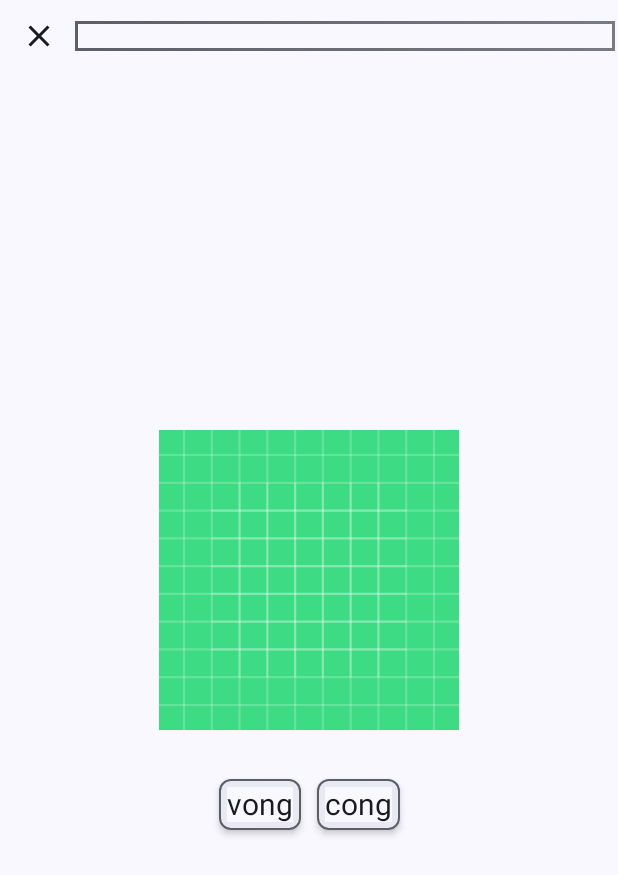
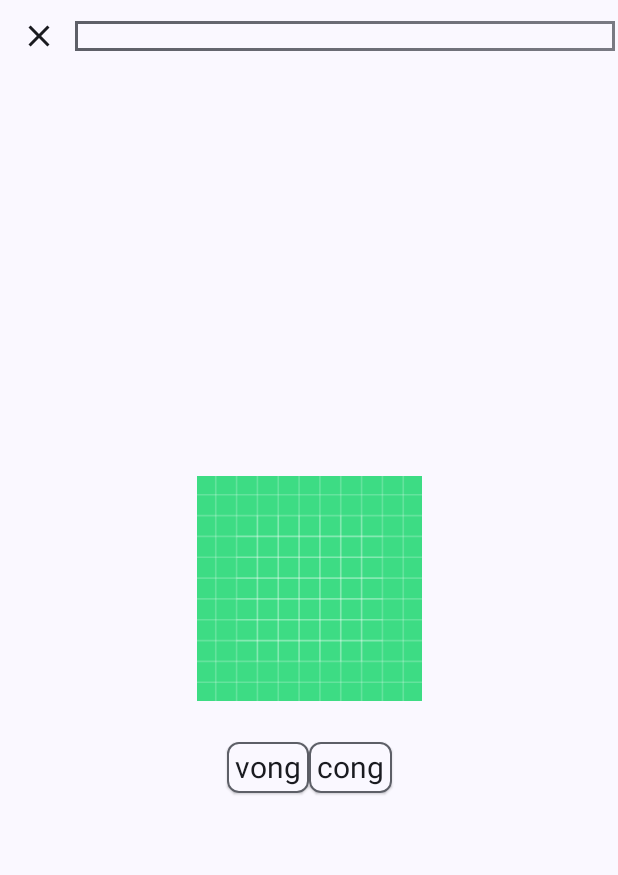
Before and after one commit to ihzonaid/IhLearn, an Android app built with Jetpack Compose: the screen it shows after launch (MainActivity), on a phone screen of 412 x 824 dp. Shown: the top 875 px of the screen. Run offline under Robolectric (Android 15) with nearby library versions, the phone set to English and light mode, and no system bars.

Commit message:
Update Word in TapWordStartWithLetter

```diff
--- a/app/src/main/java/com/example/learnapp/ui/components/MyProgressBar.kt
+++ b/app/src/main/java/com/example/learnapp/ui/components/MyProgressBar.kt
@@ -79,18 +79,3 @@ fun MyProgressBar(
         }
     }
 }
-
-@Preview(showBackground = true)
-@Composable
-fun GreetingPreview() {
-    LearnAppTheme {
-        Surface(
-            modifier = Modifier.fillMaxSize(),
-            color = MaterialTheme.colorScheme.background
-        ) {
-            Column {
-                MyProgressBar()
-            }
-        }
-    }
-}
--- a/app/src/main/java/com/example/learnapp/ui/components/TapWordStartWithLetter.kt
+++ b/app/src/main/java/com/example/learnapp/ui/components/TapWordStartWithLetter.kt
@@ -7,9 +7,11 @@ import androidx.compose.foundation.layout.Arrangement
 import androidx.compose.foundation.layout.Column
 import androidx.compose.foundation.layout.Row
 import androidx.compose.foundation.layout.fillMaxHeight
+import androidx.compose.foundation.layout.fillMaxSize
 import androidx.compose.foundation.layout.fillMaxWidth
 import androidx.compose.foundation.layout.height
 import androidx.compose.foundation.layout.padding
+import androidx.compose.foundation.layout.safeContentPadding
 import androidx.compose.foundation.layout.width
 import androidx.compose.foundation.shape.RoundedCornerShape
 import androidx.compose.material3.ExperimentalMaterial3Api
@@ -24,11 +26,13 @@ import androidx.compose.ui.Modifier
 import androidx.compose.ui.graphics.painter.Painter
 import androidx.compose.ui.res.painterResource
 import androidx.compose.ui.text.TextStyle
+import androidx.compose.ui.tooling.preview.Preview
 import androidx.compose.ui.unit.dp
 import androidx.compose.ui.unit.sp
 import androidx.lifecycle.viewmodel.compose.viewModel
 import com.example.learnapp.MainActivityViewModel
 import com.example.learnapp.R
+import com.example.learnapp.ui.theme.LearnAppTheme
 
 @OptIn(ExperimentalMaterial3Api::class)
 @Composable
@@ -58,10 +62,16 @@ fun TapWordStartWithLetter(
 
         Image(vector, contentDescription = "My Vector Image",
             Modifier
-                .width(200.dp)
-                .height(200.dp))
+                .width(150.dp)
+                .height(150.dp))
         Row(
-            Modifier.padding(20.dp)
+            Modifier
+                .padding(20.dp)
+                .fillMaxWidth(.5f)
+                .safeContentPadding(),
+
+            verticalAlignment = Alignment.CenterVertically,
+            horizontalArrangement = Arrangement.Center,
         ){
 
             words.forEach { word ->
@@ -99,10 +109,10 @@ private fun Word(
                   }
 
         },
-        Modifier.padding(5.dp),
+        color = bgColor,
         shape = RoundedCornerShape(8.dp),
-        tonalElevation = 3.dp,
-        shadowElevation = 3.dp,
+//        tonalElevation = 3.dp,
+        shadowElevation = 1.dp,
         border = BorderStroke(1.dp, MaterialTheme.colorScheme.outline),
     ) {
         Text(
@@ -118,3 +128,22 @@ private fun Word(
     }
 
 }
+
+
+@Preview(showBackground = true)
+@Composable
+fun GreetingPreview() {
+    LearnAppTheme {
+        Surface(
+            modifier = Modifier.fillMaxSize(),
+            color = MaterialTheme.colorScheme.background
+        ) {
+            Column {
+                MyProgressBar()
+
+                TapWordStartWithLetter(listOf("Ami",  "tmi"), listOf("tmi"))
+
+            }
+        }
+    }
+}
```
